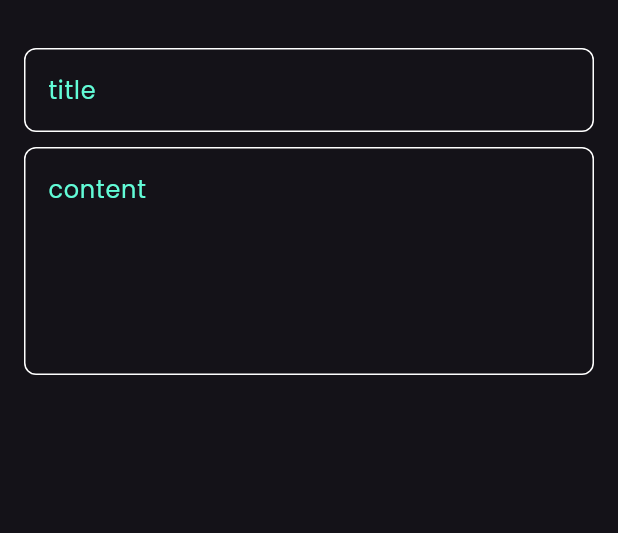
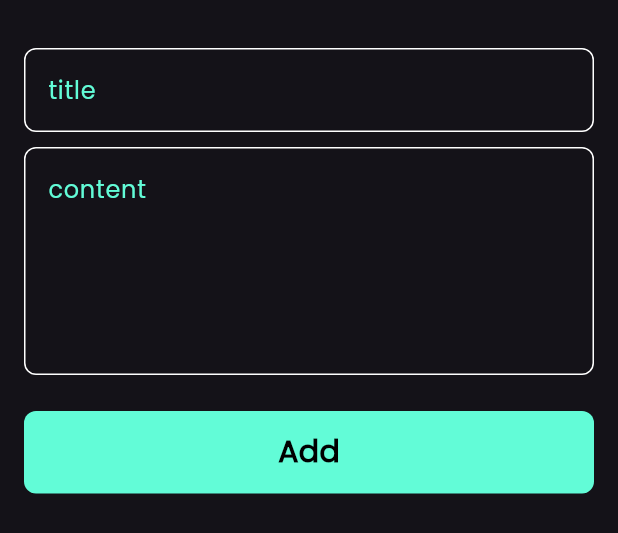
Before and after one commit to engmohammadse/notes_app, a Flutter app: the AddNoteButtomsheet widget shown alone on an empty page, opened directly, on a phone screen of 412 x 824 dp. Shown: the top 533 px of the screen. Run offline on Flutter 3.47's test engine with Material 3 defaults, Android fonts, the phone set to English and light mode, and no system bars; our stand-ins replace font_awesome_flutter.

Commit message:
finish notes bottom sheet

```diff
--- a/lib/widgets/add_note_bottom_sheet.dart
+++ b/lib/widgets/add_note_bottom_sheet.dart
@@ -1,4 +1,5 @@
 import 'package:flutter/material.dart';
+import 'package:notes_app/widgets/custom_button.dart';
 import 'package:notes_app/widgets/custom_text_field.dart';
 
 class AddNoteButtomsheet extends StatelessWidget {
@@ -8,6 +9,7 @@ class AddNoteButtomsheet extends StatelessWidget {
   Widget build(BuildContext context) {
     return const Padding(
       padding: EdgeInsets.symmetric(horizontal: 16),
+      child: SingleChildScrollView(
         child: Column(
           children: [
             SizedBox(height: 32),
@@ -18,8 +20,11 @@ class AddNoteButtomsheet extends StatelessWidget {
             CustomTextField(
               hint: 'content',
               maxLines: 5,
-          )
+            ),
+            SizedBox(height: 24),
+            CustomButton(),
           ],
+        ),
       ),
     );
   }
--- /dev/null
+++ b/lib/widgets/custom_button.dart
@@ -0,0 +1,28 @@
+import 'package:flutter/material.dart';
+import 'package:notes_app/widgets/constants.dart';
+
+class CustomButton extends StatelessWidget {
+  const CustomButton({super.key});
+
+  @override
+  Widget build(BuildContext context) {
+    return Container(
+      height: 55,
+      width: MediaQuery.of(context).size.width,
+      decoration: BoxDecoration(
+        color: kPrimeryColor,
+        borderRadius: BorderRadius.circular(8),
+      ),
+      child: const Center(
+        child: Text(
+          'Add',
+          style: TextStyle(
+            color: Colors.black,
+            fontWeight: FontWeight.bold,
+            fontSize: 20,
+          ),
+        ),
+      ),
+    );
+  }
+}
```
Lines whose indentation alone changed are shown as unchanged.
